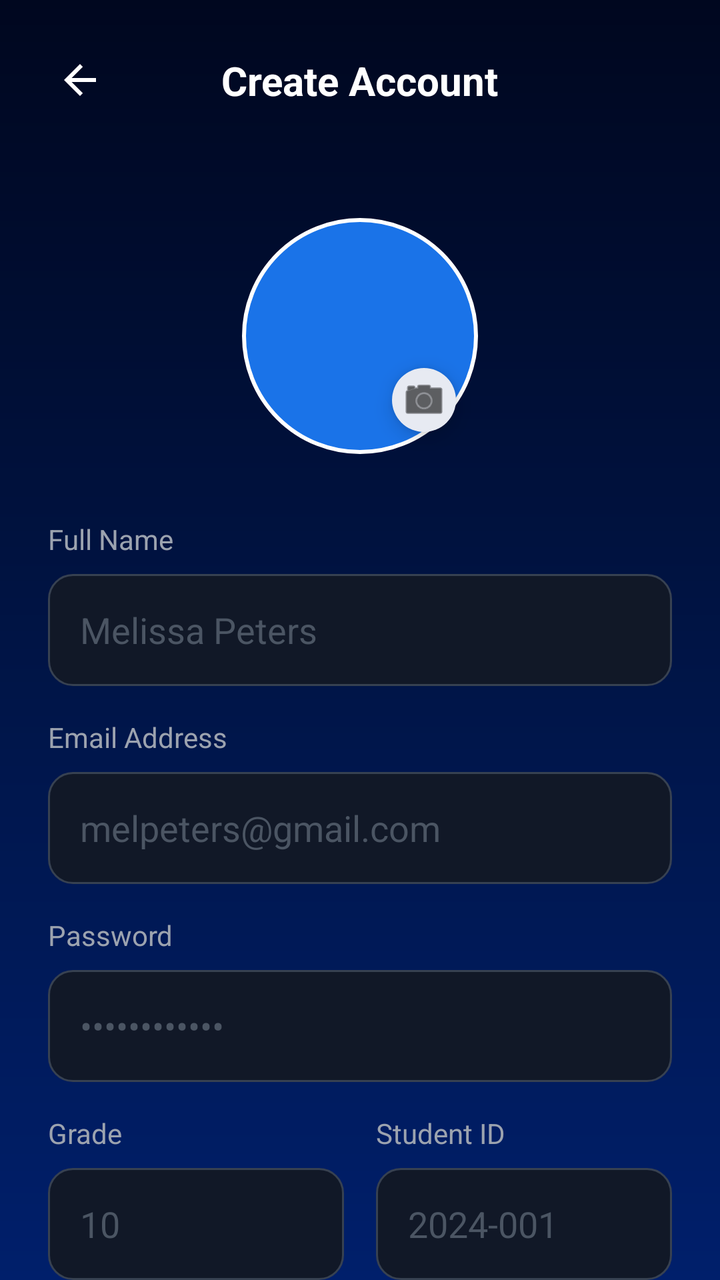
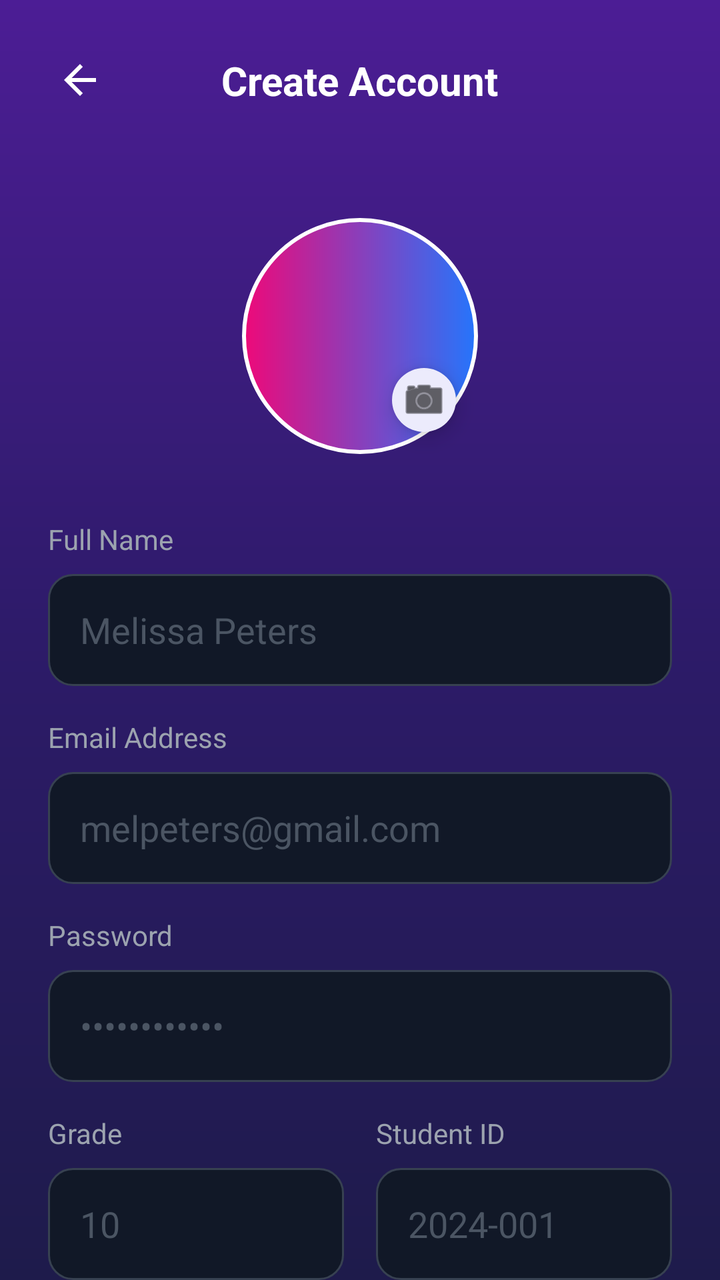

Compare the two renders of this Android layout. The source of the first and the diff that turns it into the second are given below.
<!-- AndroidManifest.xml: application theme Theme.TestApp -->
<!-- res/layout/activity_register.xml -->
<?xml version="1.0" encoding="utf-8"?>
<androidx.constraintlayout.widget.ConstraintLayout xmlns:android="http://schemas.android.com/apk/res/android"
    xmlns:app="http://schemas.android.com/apk/res-auto"
    xmlns:tools="http://schemas.android.com/tools"
    android:layout_width="match_parent"
    android:layout_height="match_parent"
    android:background="@drawable/bg_register_dark"
    tools:context=".RegisterActivity">

    
    <ImageView
        android:id="@+id/btnBack"
        android:layout_width="48dp"
        android:layout_height="48dp"
        android:layout_marginStart="16dp"
        android:layout_marginTop="16dp"
        android:background="?attr/selectableItemBackgroundBorderless"
        android:padding="12dp"
        android:src="@drawable/ic_back_white"
        app:layout_constraintStart_toStartOf="parent"
        app:layout_constraintTop_toTopOf="parent"
        app:tint="@android:color/white" />

    <TextView
        android:id="@+id/tvHeaderTitle"
        android:layout_width="wrap_content"
        android:layout_height="wrap_content"
        android:text="Create Account"
        android:textColor="@android:color/white"
        android:textSize="20sp"
        android:textStyle="bold"
        app:layout_constraintBottom_toBottomOf="@id/btnBack"
        app:layout_constraintEnd_toEndOf="parent"
        app:layout_constraintStart_toStartOf="parent"
        app:layout_constraintTop_toTopOf="@id/btnBack" />

    <androidx.core.widget.NestedScrollView
        android:layout_width="match_parent"
        android:layout_height="0dp"
        android:fillViewport="true"
        app:layout_constraintBottom_toBottomOf="parent"
        app:layout_constraintTop_toBottomOf="@id/btnBack">

        <LinearLayout
            android:layout_width="match_parent"
            android:layout_height="wrap_content"
            android:orientation="vertical"
            android:padding="24dp">

            
            <FrameLayout
                android:layout_width="120dp"
                android:layout_height="120dp"
                android:layout_gravity="center"
                android:layout_marginTop="20dp"
                android:layout_marginBottom="32dp">

                <com.google.android.material.imageview.ShapeableImageView
                    android:id="@+id/profileImage"
                    android:layout_width="match_parent"
                    android:layout_height="match_parent"
                    android:padding="2dp"
                    android:scaleType="centerCrop"
                    android:src="@drawable/ic_launcher_background"
                    app:shapeAppearanceOverlay="@style/CircleImageView"
                    app:strokeColor="@android:color/white"
                    app:strokeWidth="2dp" />

                <com.google.android.material.floatingactionbutton.FloatingActionButton
                    android:id="@+id/btnCamera"
                    android:layout_width="wrap_content"
                    android:layout_height="wrap_content"
                    android:layout_gravity="bottom|end"
                    android:layout_margin="4dp"
                    app:backgroundTint="@android:color/white"
                    app:fabCustomSize="32dp"
                    app:srcCompat="@android:drawable/ic_menu_camera"
                    app:tint="@android:color/black" />
            </FrameLayout>

            
            <TextView
                android:layout_width="wrap_content"
                android:layout_height="wrap_content"
                android:text="Full Name"
                android:textColor="#9CA3AF"
                android:textSize="14sp" />

            <EditText
                android:id="@+id/regFullName"
                android:layout_width="match_parent"
                android:layout_height="56dp"
                android:layout_marginTop="8dp"
                android:layout_marginBottom="16dp"
                android:background="@drawable/bg_input_field"
                android:hint="Melissa Peters"
                android:inputType="textPersonName"
                android:paddingHorizontal="16dp"
                android:textColor="@android:color/white"
                android:textColorHint="#4B5563" />

            <TextView
                android:layout_width="wrap_content"
                android:layout_height="wrap_content"
                android:text="Email Address"
                android:textColor="#9CA3AF"
                android:textSize="14sp" />

            <EditText
                android:id="@+id/regEmail"
                android:layout_width="match_parent"
                android:layout_height="56dp"
                android:layout_marginTop="8dp"
                android:layout_marginBottom="16dp"
                android:background="@drawable/bg_input_field"
                android:hint="melpeters@gmail.com"
                android:inputType="textEmailAddress"
                android:paddingHorizontal="16dp"
                android:textColor="@android:color/white"
                android:textColorHint="#4B5563" />

            <TextView
                android:layout_width="wrap_content"
                android:layout_height="wrap_content"
                android:text="Password"
                android:textColor="#9CA3AF"
                android:textSize="14sp" />

            <EditText
                android:id="@+id/regPassword"
                android:layout_width="match_parent"
                android:layout_height="56dp"
                android:layout_marginTop="8dp"
                android:layout_marginBottom="16dp"
                android:background="@drawable/bg_input_field"
                android:hint="••••••••••••"
                android:inputType="textPassword"
                android:paddingHorizontal="16dp"
                android:textColor="@android:color/white"
                android:textColorHint="#4B5563" />

            <LinearLayout
                android:layout_width="match_parent"
                android:layout_height="wrap_content"
                android:orientation="horizontal">

                <LinearLayout
                    android:layout_width="0dp"
                    android:layout_height="wrap_content"
                    android:layout_weight="1"
                    android:orientation="vertical">
                    <TextView
                        android:layout_width="wrap_content"
                        android:layout_height="wrap_content"
                        android:text="Grade"
                        android:textColor="#9CA3AF"
                        android:textSize="14sp" />
                    <AutoCompleteTextView
                        android:id="@+id/regGrade"
                        android:layout_width="match_parent"
                        android:layout_height="56dp"
                        android:layout_marginTop="8dp"
                        android:background="@drawable/bg_input_field"
                        android:hint="10"
                        android:paddingHorizontal="16dp"
                        android:textColor="@android:color/white"
                        android:textColorHint="#4B5563"
                        android:inputType="none"
                        android:dropDownSelector="@android:color/darker_gray" />
                </LinearLayout>

                <View android:layout_width="16dp" android:layout_height="0dp"/>

                <LinearLayout
                    android:layout_width="0dp"
                    android:layout_height="wrap_content"
                    android:layout_weight="1"
                    android:orientation="vertical">
                    <TextView
                        android:layout_width="wrap_content"
                        android:layout_height="wrap_content"
                        android:text="Student ID"
                        android:textColor="#9CA3AF"
                        android:textSize="14sp" />
                    <EditText
                        android:id="@+id/regStudentId"
                        android:layout_width="match_parent"
                        android:layout_height="56dp"
                        android:layout_marginTop="8dp"
                        android:background="@drawable/bg_input_field"
                        android:hint="2024-001"
                        android:paddingHorizontal="16dp"
                        android:textColor="@android:color/white"
                        android:textColorHint="#4B5563" />
                </LinearLayout>
            </LinearLayout>

            <TextView
                android:layout_width="wrap_content"
                android:layout_height="wrap_content"
                android:layout_marginTop="16dp"
                android:text="Username"
                android:textColor="#9CA3AF"
                android:textSize="14sp" />

            <EditText
                android:id="@+id/regUsername"
                android:layout_width="match_parent"
                android:layout_height="56dp"
                android:layout_marginTop="8dp"
                android:layout_marginBottom="32dp"
                android:background="@drawable/bg_input_field"
                android:hint="melissa_p"
                android:paddingHorizontal="16dp"
                android:textColor="@android:color/white"
                android:textColorHint="#4B5563" />

            <com.google.android.material.button.MaterialButton
                android:id="@+id/registerButton"
                android:layout_width="match_parent"
                android:layout_height="56dp"
                android:text="Create Account"
                android:textAllCaps="false"
                android:textSize="16sp"
                android:textStyle="bold"
                app:backgroundTint="#2563EB"
                app:cornerRadius="12dp" />

            <TextView
                android:id="@+id/loginRedirect"
                android:layout_width="wrap_content"
                android:layout_height="wrap_content"
                android:layout_gravity="center"
                android:layout_marginTop="16dp"
                android:padding="8dp"
                android:text="Already have an account? Sign In"
                android:textColor="#9CA3AF"
                android:textSize="14sp" />

        </LinearLayout>
    </androidx.core.widget.NestedScrollView>

</androidx.constraintlayout.widget.ConstraintLayout>
<!-- resources referenced by this layout -->
<resources>
  <!-- drawable bg_input_field (drawable) -->
  <?xml version="1.0" encoding="utf-8"?>
  <shape xmlns:android="http://schemas.android.com/apk/res/android">
      <solid android:color="#111827" />
      <corners android:radius="12dp" />
      <stroke android:width="1dp" android:color="#374151" />
  </shape>
  <!-- drawable bg_register_dark (drawable) -->
  <?xml version="1.0" encoding="utf-8"?>
  <shape xmlns:android="http://schemas.android.com/apk/res/android"
      android:shape="rectangle">
      <gradient
          android:startColor="#00071F"
          android:centerColor="#001445"
          android:endColor="#001F6B"
          android:angle="270" />
  </shape>
  <!-- drawable ic_back_white (drawable) -->
  <?xml version="1.0" encoding="utf-8"?>
  <vector xmlns:android="http://schemas.android.com/apk/res/android"
      android:width="24dp"
      android:height="24dp"
      android:viewportWidth="24"
      android:viewportHeight="24">
      <path
          android:fillColor="#FFFFFF"
          android:pathData="M20,11H7.83l5.59,-5.59L12,4l-8,8l8,8l1.41,-1.41L7.83,13H20v-2z" />
  </vector>
  <!-- drawable ic_launcher_background (drawable) -->
  <?xml version="1.0" encoding="utf-8"?>
  <vector xmlns:android="http://schemas.android.com/apk/res/android"
      android:width="108dp"
      android:height="108dp"
      android:viewportWidth="108"
      android:viewportHeight="108">
      <path
          android:fillColor="#1A73E8"
          android:pathData="M0,0h108v108h-108z" />
  </vector>
  <style name="CircleImageView">
          <item name="cornerSize">50%</item>
      </style>
  <style name="Theme.TestApp" parent="Base.Theme.TestApp" />
  <style name="Base.Theme.TestApp" parent="Theme.Material3.DayNight.NoActionBar">
          
          <item name="colorPrimary">@color/colorPrimary</item>
          <item name="colorPrimaryVariant">@color/colorPrimaryDark</item>
          <item name="colorOnPrimary">@color/white</item>
  
          
          <item name="colorSecondary">@color/colorAccent</item>
          <item name="colorOnSecondary">@color/white</item>
  
          
          <item name="android:windowBackground">@color/dashboard_bg</item>
          <item name="colorSurface">@color/card_bg</item>
          <item name="colorOnSurface">@color/text_primary</item>
  
          
          <item name="android:statusBarColor">@color/colorPrimary</item>
          <item name="android:windowLightStatusBar">false</item>
      </style>
  <color name="colorPrimary">#1E3A8A</color>
  <color name="colorPrimaryDark">#1E3A8A</color>
  <color name="white">#FFFFFFFF</color>
  <color name="colorAccent">#3B82F6</color>
  <color name="dashboard_bg">#FFFFFF</color>
  <color name="card_bg">#FFFFFF</color>
  <color name="text_primary">#111827</color>
</resources>

<!-- the commit's change to res/layout/activity_register.xml (unified diff, before → after) -->
@@ -4,7 +4,7 @@
     xmlns:tools="http://schemas.android.com/tools"
     android:layout_width="match_parent"
     android:layout_height="match_parent"
-    android:background="@drawable/bg_register_dark"
+    android:background="@drawable/bg_vibrant_sidebar"
     tools:context=".RegisterActivity">
 
     
@@ -61,7 +61,7 @@
                     android:layout_height="match_parent"
                     android:padding="2dp"
                     android:scaleType="centerCrop"
-                    android:src="@drawable/ic_launcher_background"
+                    android:src="@drawable/bg_login_button"
                     app:shapeAppearanceOverlay="@style/CircleImageView"
                     app:strokeColor="@android:color/white"
                     app:strokeWidth="2dp" />
<!-- resource entries referenced after the edit -->
@@ -7,14 +7,24 @@
       <corners android:radius="12dp" />
       <stroke android:width="1dp" android:color="#374151" />
   </shape>
-  <!-- drawable bg_register_dark (drawable) -->
+  <!-- drawable bg_login_button (drawable) -->
   <?xml version="1.0" encoding="utf-8"?>
   <shape xmlns:android="http://schemas.android.com/apk/res/android"
       android:shape="rectangle">
       <gradient
-          android:startColor="#00071F"
-          android:centerColor="#001445"
-          android:endColor="#001F6B"
+          android:startColor="#EE0979"
+          android:endColor="#2575fc"
+          android:angle="0" />
+      <corners android:radius="30dp" />
+  </shape>
+  <!-- drawable bg_vibrant_sidebar (drawable) -->
+  <?xml version="1.0" encoding="utf-8"?>
+  <shape xmlns:android="http://schemas.android.com/apk/res/android"
+      android:shape="rectangle">
+      <gradient
+          android:startColor="#4C1D95"
+          android:centerColor="#2D1B69"
+          android:endColor="#1E1B4B"
           android:angle="270" />
   </shape>
   <!-- drawable ic_back_white (drawable) -->
@@ -28,46 +38,56 @@
           android:fillColor="#FFFFFF"
           android:pathData="M20,11H7.83l5.59,-5.59L12,4l-8,8l8,8l1.41,-1.41L7.83,13H20v-2z" />
   </vector>
-  <!-- drawable ic_launcher_background (drawable) -->
-  <?xml version="1.0" encoding="utf-8"?>
-  <vector xmlns:android="http://schemas.android.com/apk/res/android"
-      android:width="108dp"
-      android:height="108dp"
-      android:viewportWidth="108"
-      android:viewportHeight="108">
-      <path
-          android:fillColor="#1A73E8"
-          android:pathData="M0,0h108v108h-108z" />
-  </vector>
   <style name="CircleImageView">
+          <item name="cornerFamily">rounded</item>
           <item name="cornerSize">50%</item>
       </style>
   <style name="Theme.TestApp" parent="Base.Theme.TestApp" />
   <style name="Base.Theme.TestApp" parent="Theme.Material3.DayNight.NoActionBar">
           
-          <item name="colorPrimary">@color/colorPrimary</item>
-          <item name="colorPrimaryVariant">@color/colorPrimaryDark</item>
+          <item name="colorPrimary">@color/blue_600</item>
           <item name="colorOnPrimary">@color/white</item>
+          <item name="colorPrimaryContainer">@color/blue_500</item>
+          <item name="colorOnPrimaryContainer">@color/white</item>
   
           
-          <item name="colorSecondary">@color/colorAccent</item>
+          <item name="colorSecondary">@color/slate_700</item>
           <item name="colorOnSecondary">@color/white</item>
+          <item name="colorSecondaryContainer">#E0E7FF</item>
+          <item name="colorOnSecondaryContainer">@color/blue_600</item>
   
           
-          <item name="android:windowBackground">@color/dashboard_bg</item>
-          <item name="colorSurface">@color/card_bg</item>
-          <item name="colorOnSurface">@color/text_primary</item>
+          <item name="android:windowBackground">@color/slate_50</item>
+          <item name="colorSurface">@color/white</item>
+          <item name="colorOnSurface">@color/slate_900</item>
+          <item name="colorSurfaceVariant">#F3F4F6</item>
+          <item name="colorOnSurfaceVariant">@color/slate_700</item>
+          <item name="colorOutline">@color/slate_200</item>
   
           
-          <item name="android:statusBarColor">@color/colorPrimary</item>
-          <item name="android:windowLightStatusBar">false</item>
+          <item name="android:textColorPrimary">@color/slate_900</item>
+          <item name="android:textColorSecondary">@color/slate_500</item>
+  
+          
+          <item name="android:statusBarColor">@color/white</item>
+          <item name="android:windowLightStatusBar">true</item>
+  
+          
+          <item name="itemIconTint">@color/nav_item_colors</item>
+          <item name="itemTextColor">@color/nav_item_colors</item>
       </style>
-  <color name="colorPrimary">#1E3A8A</color>
-  <color name="colorPrimaryDark">#1E3A8A</color>
+  <color name="blue_600">@color/primary_indigo</color>
   <color name="white">#FFFFFFFF</color>
-  <color name="colorAccent">#3B82F6</color>
-  <color name="dashboard_bg">#FFFFFF</color>
-  <color name="card_bg">#FFFFFF</color>
-  <color name="text_primary">#111827</color>
+  <color name="blue_500">#6366F1</color>
+  <color name="slate_700">#374151</color>
+  <color name="slate_50">@color/background_off_white</color>
+  <color name="slate_900">@color/text_primary_dark</color>
+  <color name="slate_200">@color/border_light_grey</color>
+  <color name="slate_500">@color/text_secondary_grey</color>
+  <color name="primary_indigo">#4F46E5</color>
+  <color name="background_off_white">#F9FAFB</color>
+  <color name="text_primary_dark">#111827</color>
+  <color name="border_light_grey">#E5E7EB</color>
+  <color name="text_secondary_grey">#6B7280</color>
 </resources>
 
